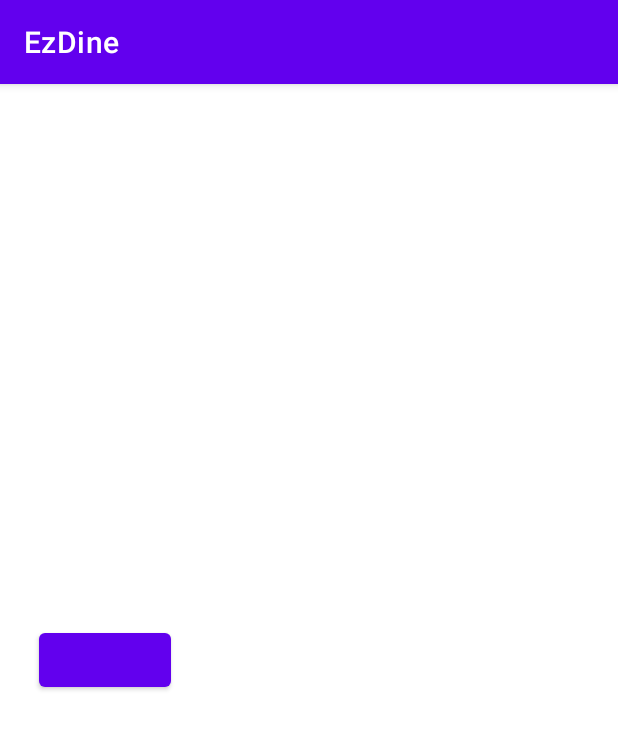
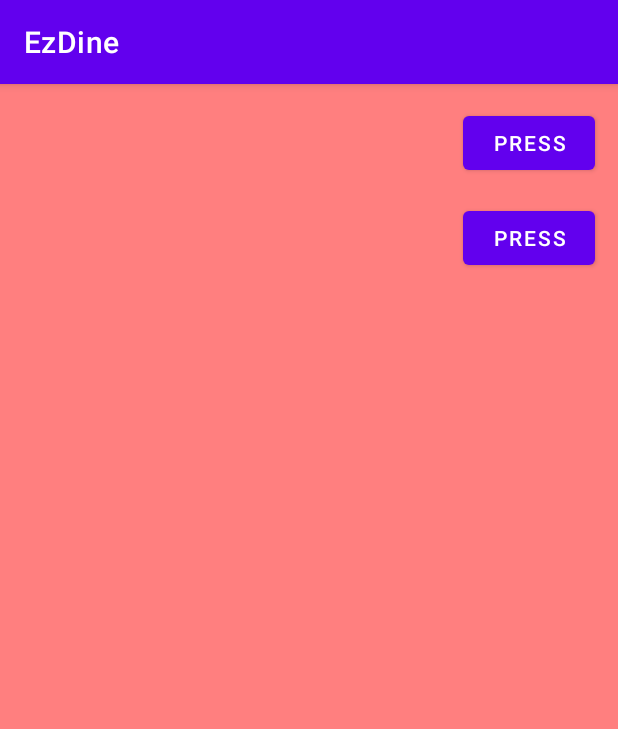
Before and after one commit to abhijeet03hank/EzDine, an Android app: the fragment SaleFragment shown on its own in the app's theme, on a phone screen of 412 x 824 dp. Shown: the top 729 px of the screen. Run offline under Robolectric (Android 15) with nearby library versions, the phone set to English and light mode, and no system bars; our stand-ins replace sdp/ssp sizes.

Commit message:
Added Motion layout

```diff
--- a/app/build.gradle
+++ b/app/build.gradle
@@ -53,6 +53,7 @@ dependencies {
     implementation 'androidx.lifecycle:lifecycle-viewmodel-ktx:2.5.1'
     implementation 'androidx.navigation:navigation-fragment-ktx:2.5.3'
     implementation 'androidx.navigation:navigation-ui-ktx:2.5.3'
+    implementation 'androidx.constraintlayout:constraintlayout-compose:1.0.1'
     testImplementation 'junit:junit:4.13.2'
     androidTestImplementation 'androidx.test.ext:junit:1.1.4'
     androidTestImplementation 'androidx.test.espresso:espresso-core:3.5.0'
@@ -70,7 +71,8 @@ dependencies {
     kapt "androidx.room:room-compiler:2.4.2"
     implementation "androidx.room:room-ktx:2.4.2"
 
-
+    //For motion layout dependency
+    implementation 'androidx.constraintlayout:constraintlayout:2.1.4'
 
 //    implementation 'com.google.dagger:dagger:2.44.2'
 //    kapt 'com.google.dagger:dagger-compiler:2.44.2'
@@ -80,6 +82,7 @@ dependencies {
 
     //Gson is a Java library that can be used to convert Java Objects into their JSON representation and vice-versa.
     implementation 'com.google.code.gson:gson:2.10'
+
 }
 kapt {
     correctErrorTypes true
--- a/app/src/main/java/com/demo/ezdine/activity/MainActivity.kt
+++ b/app/src/main/java/com/demo/ezdine/activity/MainActivity.kt
@@ -58,9 +58,11 @@ class MainActivity : AppCompatActivity(), SearchView.OnQueryTextListener {
                 when(id){
                     R.id.nav_sale -> {
                         navController.navigate(R.id.nav_sale)
+//                        navController.popBackStack(R.id.nav_sale,false)
                     }
                     R.id.nav_order -> {
                         navController.navigate(R.id.nav_order)
+//                        navController.popBackStack(R.id.nav_order,false)
                     }
                     R.id.logout -> {
                         Toast.makeText(this@MainActivity, "logout", Toast.LENGTH_SHORT).show()
--- a/app/src/main/java/com/demo/ezdine/ui/sale/SaleFragment.kt
+++ b/app/src/main/java/com/demo/ezdine/ui/sale/SaleFragment.kt
@@ -7,6 +7,7 @@ import android.view.ViewGroup
 import android.widget.TextView
 import androidx.fragment.app.Fragment
 import androidx.lifecycle.ViewModelProvider
+import com.demo.ezdine.R
 import com.demo.ezdine.databinding.FragmentSaleBinding
 
 class SaleFragment : Fragment() {
@@ -27,10 +28,19 @@ class SaleFragment : Fragment() {
         _binding = FragmentSaleBinding.inflate(inflater, container, false)
         val root: View = binding.root
 
-        val textView: TextView = binding.textHome
-        homeViewModel.text.observe(viewLifecycleOwner) {
-            textView.text = it
+//        val textView: TextView = binding.
+//        homeViewModel.text.observe(viewLifecycleOwner) {
+//            textView.text = it
+//        }
+
+        binding.btn1.setOnClickListener {
+                binding.motionLayout.transitionToState(R.id.start)
         }
+
+        binding.btn2.setOnClickListener {
+            binding.motionLayout.transitionToState(R.id.end)
+        }
+
         return root
     }
 
--- a/app/src/main/res/layout/fragment_sale.xml
+++ b/app/src/main/res/layout/fragment_sale.xml
@@ -1,20 +1,70 @@
-<?xml version="1.0" encoding="utf-8"?>
-<androidx.constraintlayout.widget.ConstraintLayout
+<androidx.constraintlayout.motion.widget.MotionLayout
     xmlns:android="http://schemas.android.com/apk/res/android"
-    xmlns:app="http://schemas.android.com/apk/res-auto"
-    xmlns:tools="http://schemas.android.com/tools"
     android:layout_width="match_parent"
     android:layout_height="match_parent"
-    tools:context=".ui.sale.SaleFragment">
+    xmlns:app="http://schemas.android.com/apk/res-auto"
+    android:id="@+id/motionLayout"
+    app:layoutDescription="@xml/fragment_sale_scene"
+    android:background="@color/white">
 
-    <Button
-        android:id="@+id/btn"
-        android:layout_width="wrap_content"
-        android:layout_height="wrap_content"
-        android:textAlignment="center"
-        android:textSize="20sp"
-        android:layout_marginStart="@dimen/margin_25"
-        app:layout_constraintBottom_toBottomOf="parent"
-        app:layout_constraintStart_toStartOf="parent"
-        app:layout_constraintTop_toTopOf="parent" />
-</androidx.constraintlayout.widget.ConstraintLayout>
+<!--    <include layout="@layout/activity_scrolling"/>-->
+
+
+
+<!--    <androidx.constraintlayout.utils.widget.MockView-->
+<!--        android:id="@+id/button"-->
+<!--        app:mock_label="Side Panel"-->
+<!--        app:mock_diagonalsColor="#FFF"-->
+<!--        android:layout_width="180dp"-->
+<!--        android:layout_height="match_parent"-->
+<!--        android:background="@color/light_red"/>-->
+
+    <androidx.constraintlayout.widget.ConstraintLayout
+        android:id="@+id/clInventoryScreen"
+        android:layout_width="match_parent"
+        android:layout_height="match_parent"
+        android:background="@color/light_red">
+
+        <include
+            android:id="@+id/layoutInventoryScreen"
+            android:layout_width="match_parent"
+            android:layout_height="match_parent"
+            layout="@layout/layout_inventory_screen"/>
+
+        <Button
+            android:id="@+id/btn1"
+            android:layout_width="wrap_content"
+            android:layout_height="wrap_content"
+            android:text="press"
+            android:layout_marginEnd="@dimen/margin_16"
+            android:layout_marginTop="@dimen/margin_16"
+            app:layout_constraintEnd_toEndOf="parent"
+            app:layout_constraintTop_toTopOf="parent"/>
+
+        <Button
+            android:id="@+id/btn2"
+            android:layout_width="wrap_content"
+            android:layout_height="wrap_content"
+            android:text="press"
+            android:layout_marginEnd="@dimen/margin_16"
+            android:layout_marginTop="@dimen/margin_16"
+            app:layout_constraintEnd_toEndOf="parent"
+            app:layout_constraintTop_toBottomOf="@+id/btn1"/>
+
+    </androidx.constraintlayout.widget.ConstraintLayout>
+
+    <androidx.constraintlayout.widget.ConstraintLayout
+        android:id="@+id/clCartScreen"
+        android:layout_width="@dimen/_200sdp"
+        android:layout_height="match_parent"
+        android:background="@color/white">
+
+        <include
+            android:id="@+id/layoutCartScreen"
+            android:layout_width="match_parent"
+            android:layout_height="match_parent"
+            layout="@layout/layout_cart_screen"/>
+
+    </androidx.constraintlayout.widget.ConstraintLayout>
+
+</androidx.constraintlayout.motion.widget.MotionLayout>
--- /dev/null
+++ b/app/src/main/res/layout/layout_cart_screen.xml
@@ -0,0 +1,6 @@
+<?xml version="1.0" encoding="utf-8"?>
+<LinearLayout xmlns:android="http://schemas.android.com/apk/res/android"
+    android:layout_width="match_parent"
+    android:layout_height="match_parent">
+
+</LinearLayout>
--- /dev/null
+++ b/app/src/main/res/layout/layout_inventory_screen.xml
@@ -0,0 +1,6 @@
+<?xml version="1.0" encoding="utf-8"?>
+<LinearLayout xmlns:android="http://schemas.android.com/apk/res/android"
+    android:layout_width="match_parent"
+    android:layout_height="match_parent">
+
+</LinearLayout>
--- /dev/null
+++ b/app/src/main/res/xml/fragment_sale_scene.xml
@@ -0,0 +1,49 @@
+<?xml version="1.0" encoding="utf-8"?>
+<MotionScene xmlns:android="http://schemas.android.com/apk/res/android"
+    xmlns:motion="http://schemas.android.com/apk/res-auto">
+
+    <Transition
+        motion:constraintSetEnd="@+id/end"
+        motion:constraintSetStart="@+id/start"
+        motion:duration="250"
+        motion:motionInterpolator="easeIn">
+<!--        <OnSwipe-->
+<!--            motion:dragDirection="dragLeft"-->
+<!--            motion:touchAnchorId="@+id/clInventoryScreen"-->
+<!--            motion:touchAnchorSide="left" />-->
+    </Transition>
+
+    <ConstraintSet android:id="@+id/start">
+        <Constraint
+            android:id="@id/clCartScreen"
+            android:layout_width="0dp"
+            android:layout_height="match_parent"
+            motion:layout_constraintEnd_toEndOf="parent"
+            motion:layout_constraintTop_toTopOf="parent" />
+        <Constraint
+            android:id="@id/clInventoryScreen"
+            android:layout_width="0dp"
+            android:layout_height="match_parent"
+            motion:layout_constraintRight_toLeftOf="@+id/clCartScreen"
+            motion:layout_constraintTop_toTopOf="parent"
+            motion:layout_constraintWidth_default="percent"
+            motion:layout_constraintWidth_percent="1" />
+    </ConstraintSet>
+
+    <ConstraintSet android:id="@+id/end">
+        <Constraint
+            android:id="@id/clCartScreen"
+            android:layout_width="@dimen/_200sdp"
+            android:layout_height="match_parent"
+            motion:layout_constraintEnd_toEndOf="parent"
+            motion:layout_constraintTop_toTopOf="parent" />
+        <Constraint
+            android:id="@id/clInventoryScreen"
+            android:layout_width="0dp"
+            android:layout_height="match_parent"
+            motion:layout_constraintRight_toLeftOf="@+id/clCartScreen"
+            motion:layout_constraintTop_toTopOf="parent"
+            motion:layout_constraintWidth_default="percent"
+            motion:layout_constraintWidth_percent="1" />
+    </ConstraintSet>
+</MotionScene>
```
